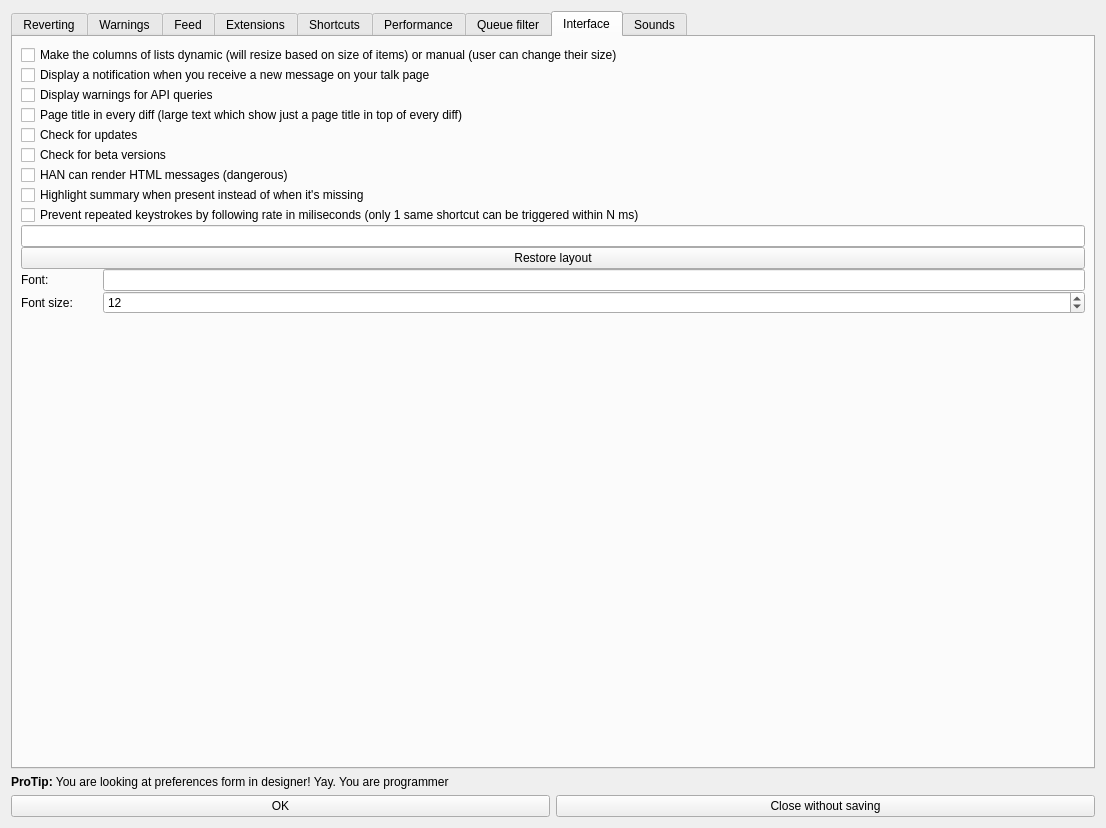
First picture: the form in src/huggle_ui/preferences.ui, repository huggle/huggle3-qt-lx, before the edit.
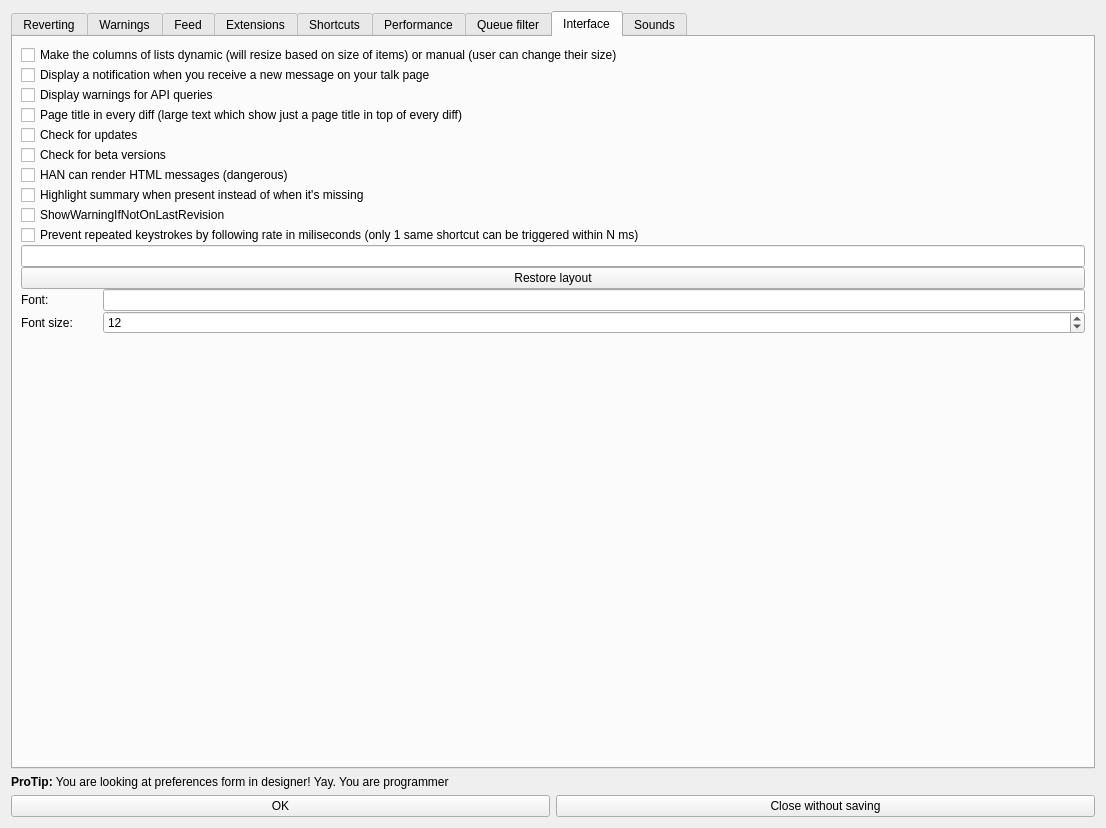
Second picture: the form after the edit. The open tabs and pages were chosen to show the change. Icons and pictures are not drawn.

```diff
--- a/src/huggle_ui/preferences.ui
+++ b/src/huggle_ui/preferences.ui
@@ -1011,6 +1011,13 @@
          </property>
         </widget>
        </item>
+       <item>
+        <widget class="QCheckBox" name="cbShowWarningIfNotOnLastRevision">
+         <property name="text">
+          <string>ShowWarningIfNotOnLastRevision</string>
+         </property>
+        </widget>
+       </item>
        <item>
         <widget class="QCheckBox" name="cbKeystrokeFix">
          <property name="text">
```
